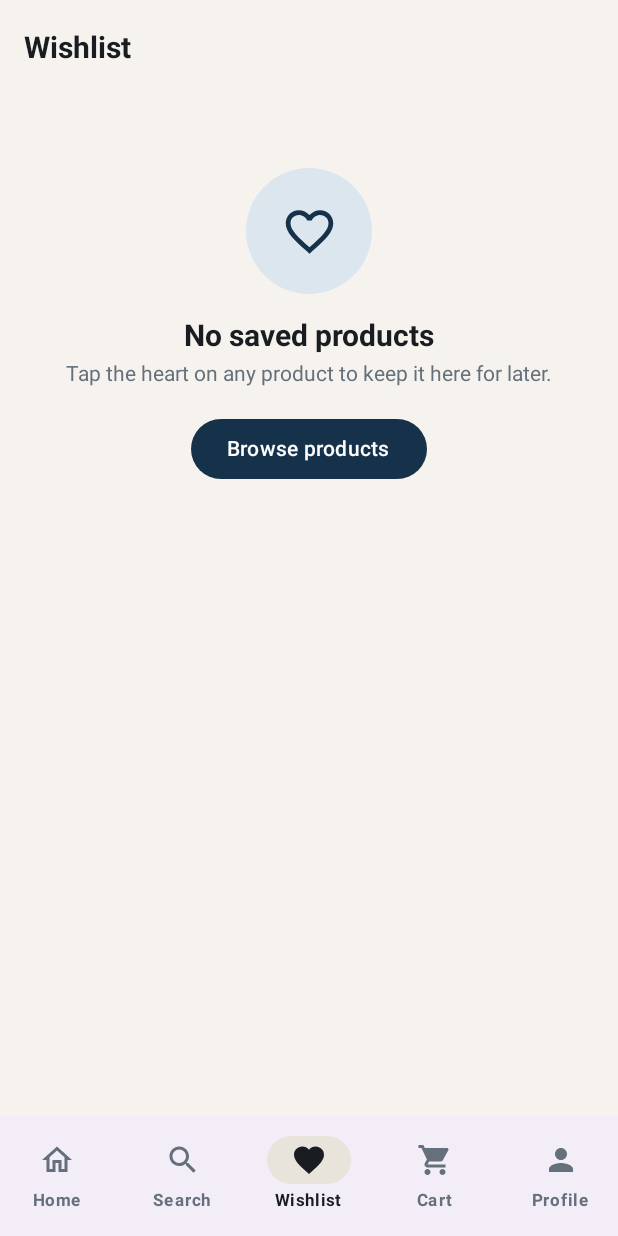
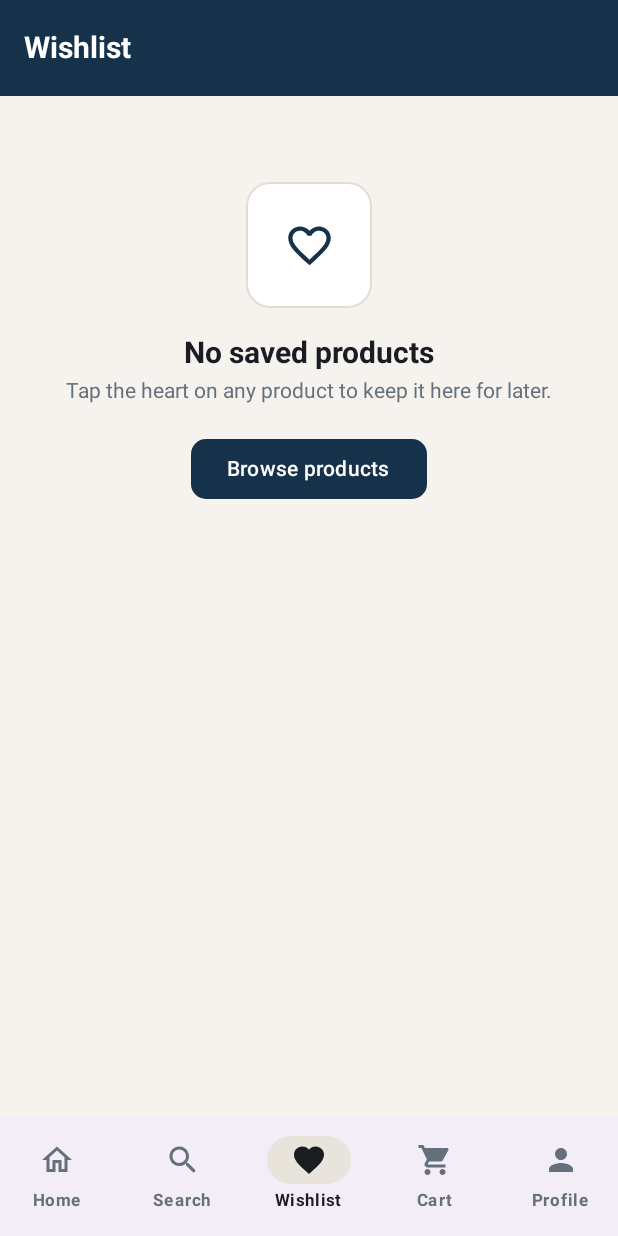
Before and after one commit to shyamoo10/Sarvodhaya, an Android app built with Jetpack Compose: the screen it shows after launch (MainActivity), item 3 of the bottom bar chosen, on a phone screen of 412 x 824 dp. Run offline under Robolectric (Android 15) with nearby library versions, the phone set to English and light mode, and no system bars; our stand-ins replace Firebase (no records; nobody signed in at launch, a user with empty details on screens opened directly).

Commit message:
Restyle shared components and home screen for the hardware identity
Section headers get an orange marker bar, empty states and pills become squared off, cards use borders instead of soft elevation, and the home screen gains a navy hero with trust chips and industrial category tiles.

```diff
--- a/app/src/main/java/com/sarvodhaya/store/core/ui/components/CommonComponents.kt
+++ b/app/src/main/java/com/sarvodhaya/store/core/ui/components/CommonComponents.kt
@@ -1,5 +1,6 @@
 package com.sarvodhaya.store.core.ui.components
 
+import androidx.compose.foundation.BorderStroke
 import androidx.compose.foundation.background
 import androidx.compose.foundation.layout.Arrangement
 import androidx.compose.foundation.layout.Box
@@ -11,12 +12,14 @@ import androidx.compose.foundation.layout.fillMaxWidth
 import androidx.compose.foundation.layout.height
 import androidx.compose.foundation.layout.padding
 import androidx.compose.foundation.layout.size
+import androidx.compose.foundation.layout.width
 import androidx.compose.foundation.shape.CircleShape
 import androidx.compose.foundation.shape.RoundedCornerShape
 import androidx.compose.material.icons.Icons
 import androidx.compose.material.icons.automirrored.filled.ArrowBack
 import androidx.compose.material3.Button
 import androidx.compose.material3.ExperimentalMaterial3Api
+import androidx.compose.material3.HorizontalDivider
 import androidx.compose.material3.Icon
 import androidx.compose.material3.IconButton
 import androidx.compose.material3.MaterialTheme
@@ -28,13 +31,16 @@ import androidx.compose.material3.TopAppBarDefaults
 import androidx.compose.runtime.Composable
 import androidx.compose.ui.Alignment
 import androidx.compose.ui.Modifier
+import androidx.compose.ui.graphics.Color
 import androidx.compose.ui.graphics.vector.ImageVector
 import androidx.compose.ui.text.font.FontWeight
 import androidx.compose.ui.text.style.TextAlign
 import androidx.compose.ui.unit.dp
 import com.sarvodhaya.store.core.ui.theme.BrandGreen
+import com.sarvodhaya.store.core.ui.theme.BrandNavy
 import com.sarvodhaya.store.core.ui.theme.BrandOrange
 
+/** Section heading with a safety-orange marker bar, used across every screen. */
 @Composable
 fun SectionHeader(
     title: String,
@@ -46,6 +52,13 @@ fun SectionHeader(
         modifier = modifier.fillMaxWidth(),
         verticalAlignment = Alignment.CenterVertically
     ) {
+        Box(
+            modifier = Modifier
+                .width(4.dp)
+                .height(18.dp)
+                .background(BrandOrange, RoundedCornerShape(2.dp))
+        )
+        Spacer(Modifier.width(10.dp))
         Text(
             text = title,
             style = MaterialTheme.typography.titleLarge,
@@ -53,7 +66,13 @@ fun SectionHeader(
             modifier = Modifier.weight(1f)
         )
         if (actionLabel != null && onAction != null) {
-            TextButton(onClick = onAction) { Text(actionLabel) }
+            TextButton(onClick = onAction) {
+                Text(
+                    text = actionLabel.uppercase(),
+                    style = MaterialTheme.typography.labelMedium,
+                    color = MaterialTheme.colorScheme.primary
+                )
+            }
         }
     }
 }
@@ -70,23 +89,29 @@ fun EmptyState(
     Column(
         modifier = modifier
             .fillMaxWidth()
-            .padding(horizontal = 32.dp, vertical = 48.dp),
+            .padding(horizontal = 32.dp, vertical = 56.dp),
         horizontalAlignment = Alignment.CenterHorizontally
     ) {
         Box(
             modifier = Modifier
                 .size(84.dp)
-                .background(MaterialTheme.colorScheme.primaryContainer, CircleShape),
+                .background(MaterialTheme.colorScheme.surface, RoundedCornerShape(16.dp)),
             contentAlignment = Alignment.Center
         ) {
+            Surface(
+                modifier = Modifier.size(84.dp),
+                shape = RoundedCornerShape(16.dp),
+                color = Color.Transparent,
+                border = BorderStroke(1.dp, MaterialTheme.colorScheme.outlineVariant)
+            ) {}
             Icon(
                 imageVector = icon,
                 contentDescription = null,
                 tint = MaterialTheme.colorScheme.primary,
-                modifier = Modifier.size(38.dp)
+                modifier = Modifier.size(34.dp)
             )
         }
-        Spacer(Modifier.height(16.dp))
+        Spacer(Modifier.height(18.dp))
         Text(
             text = title,
             style = MaterialTheme.typography.titleLarge,
@@ -100,8 +125,10 @@ fun EmptyState(
             textAlign = TextAlign.Center
         )
         if (actionLabel != null && onAction != null) {
-            Spacer(Modifier.height(18.dp))
-            Button(onClick = onAction) { Text(actionLabel) }
+            Spacer(Modifier.height(20.dp))
+            Button(onClick = onAction, shape = RoundedCornerShape(10.dp)) {
+                Text(actionLabel)
+            }
         }
     }
 }
@@ -109,29 +136,29 @@ fun EmptyState(
 @Composable
 fun StockPill(stock: Int, modifier: Modifier = Modifier) {
     val (label, color) = when {
-        stock <= 0 -> "Out of stock" to MaterialTheme.colorScheme.error
-        stock <= 10 -> "Only $stock left" to BrandOrange
-        else -> "In stock" to BrandGreen
+        stock <= 0 -> "OUT OF STOCK" to MaterialTheme.colorScheme.error
+        stock <= 10 -> "LOW STOCK: $stock" to BrandOrange
+        else -> "IN STOCK" to BrandGreen
     }
     Surface(
         modifier = modifier,
-        shape = RoundedCornerShape(20.dp),
-        color = color.copy(alpha = 0.12f)
+        shape = RoundedCornerShape(6.dp),
+        color = color.copy(alpha = 0.10f),
+        border = BorderStroke(1.dp, color.copy(alpha = 0.28f))
     ) {
         Row(
-            modifier = Modifier.padding(horizontal = 10.dp, vertical = 4.dp),
+            modifier = Modifier.padding(horizontal = 8.dp, vertical = 4.dp),
             verticalAlignment = Alignment.CenterVertically,
             horizontalArrangement = Arrangement.spacedBy(6.dp)
         ) {
             Box(
                 modifier = Modifier
-                    .size(7.dp)
+                    .size(6.dp)
                     .background(color, CircleShape)
             )
             Text(
                 text = label,
-                style = MaterialTheme.typography.bodySmall,
-                fontWeight = FontWeight.SemiBold,
+                style = MaterialTheme.typography.labelSmall,
                 color = color
             )
         }
@@ -145,6 +172,7 @@ fun SarvodhayaTopBar(
     onBack: (() -> Unit)? = null,
     actions: @Composable RowScope.() -> Unit = {}
 ) {
+    Column {
         TopAppBar(
             title = {
                 Text(
@@ -162,7 +190,12 @@ fun SarvodhayaTopBar(
             },
             actions = actions,
             colors = TopAppBarDefaults.topAppBarColors(
-            containerColor = MaterialTheme.colorScheme.background
+                containerColor = BrandNavy,
+                titleContentColor = Color.White,
+                navigationIconContentColor = Color.White,
+                actionIconContentColor = Color.White
             )
         )
+        HorizontalDivider(color = Color.White.copy(alpha = 0.08f))
     }
+}
--- a/app/src/main/java/com/sarvodhaya/store/core/ui/components/CompactProductRow.kt
+++ b/app/src/main/java/com/sarvodhaya/store/core/ui/components/CompactProductRow.kt
@@ -1,5 +1,6 @@
 package com.sarvodhaya.store.core.ui.components
 
+import androidx.compose.foundation.BorderStroke
 import androidx.compose.foundation.clickable
 import androidx.compose.foundation.layout.Arrangement
 import androidx.compose.foundation.layout.Column
@@ -13,7 +14,6 @@ import androidx.compose.foundation.layout.width
 import androidx.compose.foundation.shape.RoundedCornerShape
 import androidx.compose.material.icons.Icons
 import androidx.compose.material.icons.outlined.AddShoppingCart
-import androidx.compose.material3.FilledTonalIconButton
 import androidx.compose.material3.Icon
 import androidx.compose.material3.MaterialTheme
 import androidx.compose.material3.Surface
@@ -21,10 +21,13 @@ import androidx.compose.material3.Text
 import androidx.compose.runtime.Composable
 import androidx.compose.ui.Alignment
 import androidx.compose.ui.Modifier
+import androidx.compose.ui.graphics.Color
 import androidx.compose.ui.text.font.FontWeight
 import androidx.compose.ui.text.style.TextOverflow
 import androidx.compose.ui.unit.dp
 import com.sarvodhaya.store.core.ui.formatPrice
+import com.sarvodhaya.store.core.ui.theme.BrandNavy
+import com.sarvodhaya.store.core.ui.theme.BrandSteel
 import com.sarvodhaya.store.domain.model.Product
 
 @Composable
@@ -38,47 +41,62 @@ fun CompactProductRow(
         modifier = modifier
             .fillMaxWidth()
             .clickable(onClick = onClick),
-        shape = RoundedCornerShape(18.dp),
+        shape = RoundedCornerShape(14.dp),
         color = MaterialTheme.colorScheme.surface,
-        tonalElevation = 1.dp
+        border = BorderStroke(1.dp, MaterialTheme.colorScheme.outlineVariant)
     ) {
         Row(
             modifier = Modifier.padding(12.dp),
             verticalAlignment = Alignment.CenterVertically,
             horizontalArrangement = Arrangement.spacedBy(12.dp)
         ) {
-            ProductImage(product = product, modifier = Modifier.size(72.dp), corner = 12)
+            ProductImage(product = product, modifier = Modifier.size(74.dp), corner = 8)
             Column(modifier = Modifier.weight(1f)) {
                 Text(
                     text = product.brand.uppercase(),
-                    style = MaterialTheme.typography.bodySmall,
-                    color = MaterialTheme.colorScheme.onSurfaceVariant,
+                    style = MaterialTheme.typography.labelSmall,
+                    color = BrandSteel,
                     maxLines = 1,
                     overflow = TextOverflow.Ellipsis
                 )
+                Spacer(Modifier.height(2.dp))
                 Text(
                     text = product.name,
-                    style = MaterialTheme.typography.titleMedium,
+                    style = MaterialTheme.typography.titleSmall,
+                    fontWeight = FontWeight.SemiBold,
                     maxLines = 2,
                     overflow = TextOverflow.Ellipsis
                 )
-                Spacer(Modifier.height(4.dp))
+                Spacer(Modifier.height(6.dp))
                 Row(verticalAlignment = Alignment.CenterVertically) {
                     Text(
                         text = product.price.formatPrice(),
                         style = MaterialTheme.typography.titleMedium,
-                        fontWeight = FontWeight.Bold
+                        fontWeight = FontWeight.Black
                     )
                     Spacer(Modifier.width(6.dp))
                     Text(
                         text = product.unit,
                         style = MaterialTheme.typography.bodySmall,
-                        color = MaterialTheme.colorScheme.onSurfaceVariant
+                        color = MaterialTheme.colorScheme.onSurfaceVariant,
+                        maxLines = 1
                     )
                 }
             }
-            FilledTonalIconButton(onClick = onAddToCart, enabled = product.inStock) {
-                Icon(Icons.Outlined.AddShoppingCart, contentDescription = "Add to cart")
+            Surface(
+                onClick = onAddToCart,
+                enabled = product.inStock,
+                shape = RoundedCornerShape(8.dp),
+                color = if (product.inStock) BrandNavy else MaterialTheme.colorScheme.surfaceVariant
+            ) {
+                Icon(
+                    imageVector = Icons.Outlined.AddShoppingCart,
+                    contentDescription = "Add to cart",
+                    tint = if (product.inStock) Color.White else MaterialTheme.colorScheme.outline,
+                    modifier = Modifier
+                        .padding(8.dp)
+                        .size(20.dp)
+                )
             }
         }
     }
```
Lines whose indentation alone changed are shown as unchanged.
